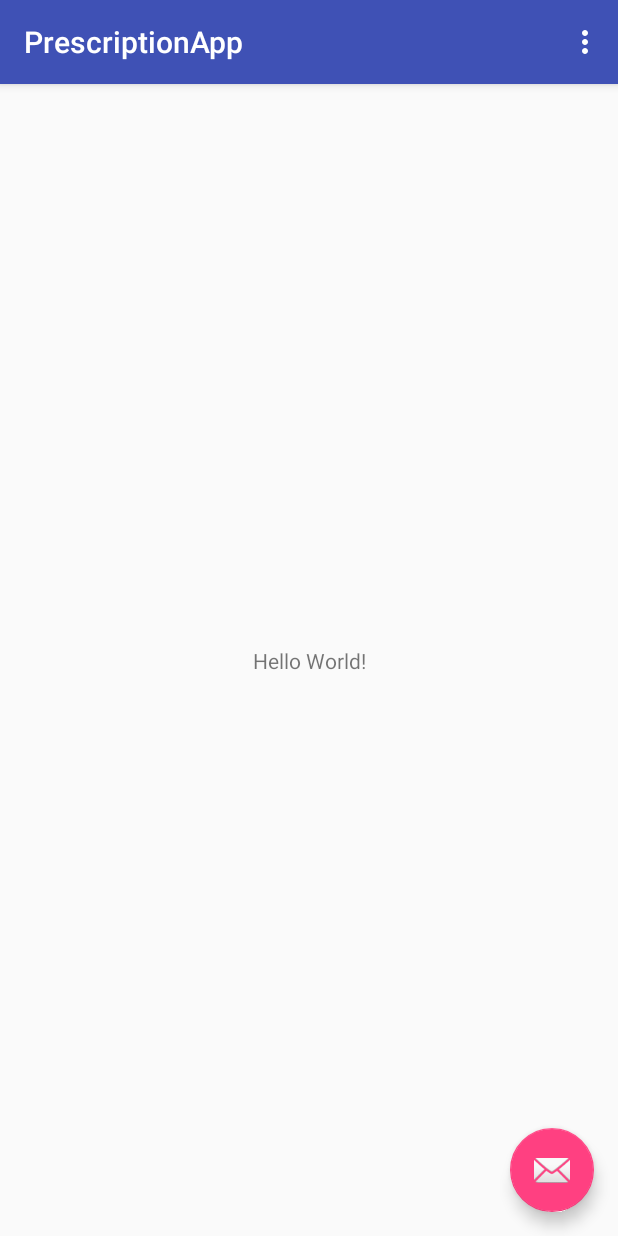
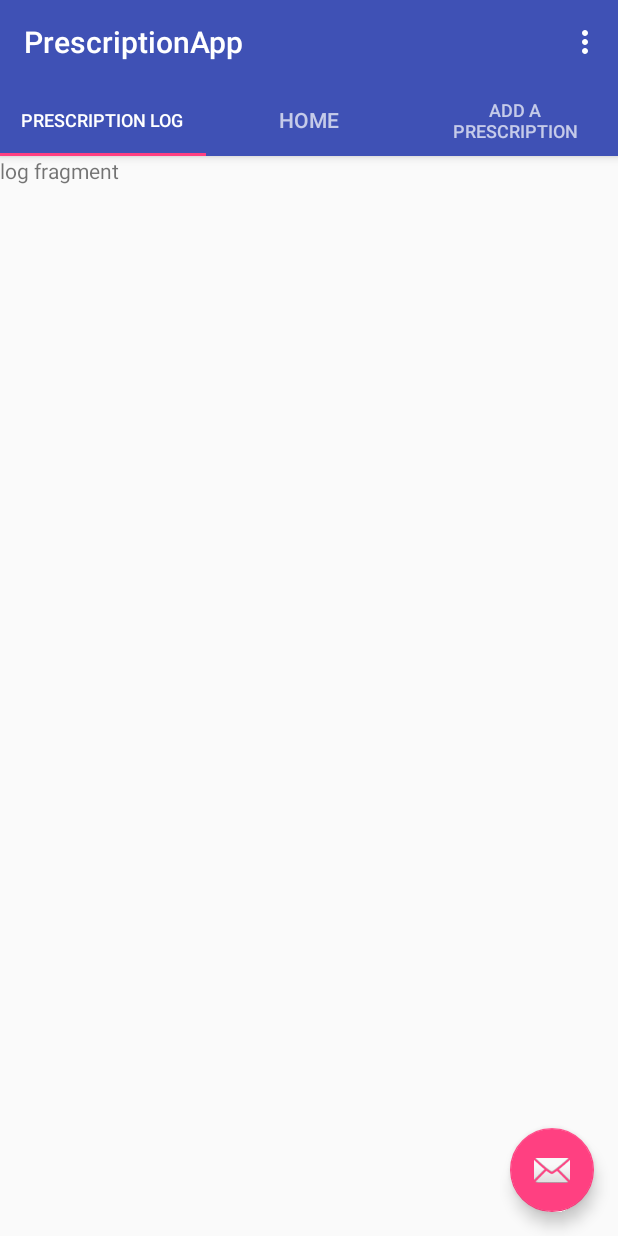
Before and after one commit to zyad224/PrescriptionApp, an Android app: the screen it shows after launch (MainActivity), on a phone screen of 412 x 824 dp. Run offline under Robolectric (Android 15) with nearby library versions, the phone set to English and light mode, and no system bars.

Commit message:
new interface

```diff
--- a/app/build.gradle
+++ b/app/build.gradle
@@ -20,6 +20,7 @@ android {
 
 dependencies {
     implementation fileTree(dir: 'libs', include: ['*.jar'])
+    implementation 'com.android.support:support-annotations:27.1.1'
     implementation 'com.android.support:appcompat-v7:26.1.0'
     implementation 'com.android.support.constraint:constraint-layout:1.1.2'
     implementation 'com.android.support:design:26.1.0'
--- /dev/null
+++ b/app/src/main/java/com/example/zeyad/prescriptionapp/Adapters/ViewPagerAdapter.java
@@ -0,0 +1,56 @@
+package com.example.zeyad.prescriptionapp.Adapters;
+
+import android.support.v4.app.Fragment;
+import android.support.v4.app.FragmentManager;
+import android.support.v4.app.FragmentPagerAdapter;
+
+import com.example.zeyad.prescriptionapp.Fragments.AddPrescription;
+import com.example.zeyad.prescriptionapp.Fragments.Home;
+import com.example.zeyad.prescriptionapp.Fragments.PrescriptionLog;
+
+/**
+ * Created by Zeyad on 6/23/2018.
+ */
+
+public class ViewPagerAdapter extends FragmentPagerAdapter {
+    public ViewPagerAdapter(FragmentManager fm) {
+        super(fm);
+    }
+
+    @Override
+    public Fragment getItem(int position) {
+        Fragment newFragment=null;
+
+        if(position==0)
+            newFragment= new PrescriptionLog();
+        else if(position==1)
+            newFragment=new Home();
+        else if(position==2)
+            newFragment= new AddPrescription();
+
+        return newFragment;
+    }
+
+    @Override
+    public int getCount() {
+        return 3;
+    }
+
+    @Override
+    public CharSequence getPageTitle(int position) {
+        String title = null;
+        if (position == 0)
+        {
+            title = "Prescription Log";
+        }
+        else if (position == 1)
+        {
+            title = "Home";
+        }
+        else if (position == 2)
+        {
+            title = "Add a Prescription";
+        }
+        return title;
+    }
+}
--- /dev/null
+++ b/app/src/main/java/com/example/zeyad/prescriptionapp/Fragments/Home.java
@@ -0,0 +1,109 @@
+package com.example.zeyad.prescriptionapp.Fragments;
+
+import android.content.Context;
+import android.net.Uri;
+import android.os.Bundle;
+import android.support.v4.app.Fragment;
+import android.view.LayoutInflater;
+import android.view.View;
+import android.view.ViewGroup;
+
+import com.example.zeyad.prescriptionapp.R;
+
+/**
+ * A simple {@link Fragment} subclass.
+ * Activities that contain this fragment must implement the
+ * {@link Home.OnFragmentInteractionListener} interface
+ * to handle interaction events.
+ * Use the {@link Home#newInstance} factory method to
+ * create an instance of this fragment.
+ */
+public class Home extends Fragment {
+    // TODO: Rename parameter arguments, choose names that match
+    // the fragment initialization parameters, e.g. ARG_ITEM_NUMBER
+    private static final String ARG_PARAM1 = "param1";
+    private static final String ARG_PARAM2 = "param2";
+
+    // TODO: Rename and change types of parameters
+    private String mParam1;
+    private String mParam2;
+
+    //private OnFragmentInteractionListener mListener;
+
+    public Home() {
+        // Required empty public constructor
+    }
+
+    /**
+     * Use this factory method to create a new instance of
+     * this fragment using the provided parameters.
+     *
+     * @param param1 Parameter 1.
+     * @param param2 Parameter 2.
+     * @return A new instance of fragment Home.
+     */
+    // TODO: Rename and change types and number of parameters
+    public static Home newInstance(String param1, String param2) {
+        Home fragment = new Home();
+        Bundle args = new Bundle();
+        args.putString(ARG_PARAM1, param1);
+        args.putString(ARG_PARAM2, param2);
+        fragment.setArguments(args);
+        return fragment;
+    }
+
+    @Override
+    public void onCreate(Bundle savedInstanceState) {
+        super.onCreate(savedInstanceState);
+        if (getArguments() != null) {
+            mParam1 = getArguments().getString(ARG_PARAM1);
+            mParam2 = getArguments().getString(ARG_PARAM2);
+        }
+    }
+
+    @Override
+    public View onCreateView(LayoutInflater inflater, ViewGroup container,
+                             Bundle savedInstanceState) {
+        // Inflate the layout for this fragment
+        return inflater.inflate(R.layout.fragment_home, container, false);
+    }
+
+//    // TODO: Rename method, update argument and hook method into UI event
+//    public void onButtonPressed(Uri uri) {
+//        if (mListener != null) {
+//            mListener.onFragmentInteraction(uri);
+//        }
+//    }
+//
+//    @Override
+//    public void onAttach(Context context) {
+//        super.onAttach(context);
+//        if (context instanceof OnFragmentInteractionListener) {
+//            mListener = (OnFragmentInteractionListener) context;
+//        } else {
+//            throw new RuntimeException(context.toString()
+//                    + " must implement OnFragmentInteractionListener");
+//        }
+//    }
+//
+//    @Override
+//    public void onDetach() {
+//        super.onDetach();
+//        mListener = null;
+//    }
+//
+//    /**
+//     * This interface must be implemented by activities that contain this
+//     * fragment to allow an interaction in this fragment to be communicated
+//     * to the activity and potentially other fragments contained in that
+//     * activity.
+//     * <p>
+//     * See the Android Training lesson <a href=
+//     * "http://developer.android.com/training/basics/fragments/communicating.html"
+//     * >Communicating with Other Fragments</a> for more information.
+//     */
+//    public interface OnFragmentInteractionListener {
+//        // TODO: Update argument type and name
+//        void onFragmentInteraction(Uri uri);
+//    }
+}
--- /dev/null
+++ b/app/src/main/java/com/example/zeyad/prescriptionapp/Fragments/PrescriptionLog.java
@@ -0,0 +1,109 @@
+package com.example.zeyad.prescriptionapp.Fragments;
+
+import android.content.Context;
+import android.net.Uri;
+import android.os.Bundle;
+import android.support.v4.app.Fragment;
+import android.view.LayoutInflater;
+import android.view.View;
+import android.view.ViewGroup;
+
+import com.example.zeyad.prescriptionapp.R;
+
+/**
+ * A simple {@link Fragment} subclass.
+ * Activities that contain this fragment must implement the
+ * {@link PrescriptionLog.OnFragmentInteractionListener} interface
+ * to handle interaction events.
+ * Use the {@link PrescriptionLog#newInstance} factory method to
+ * create an instance of this fragment.
+ */
+public class PrescriptionLog extends Fragment {
+    // TODO: Rename parameter arguments, choose names that match
+    // the fragment initialization parameters, e.g. ARG_ITEM_NUMBER
+    private static final String ARG_PARAM1 = "param1";
+    private static final String ARG_PARAM2 = "param2";
+
+    // TODO: Rename and change types of parameters
+    private String mParam1;
+    private String mParam2;
+
+  //  private OnFragmentInteractionListener mListener;
+
+    public PrescriptionLog() {
+        // Required empty public constructor
+    }
+
+    /**
+     * Use this factory method to create a new instance of
+     * this fragment using the provided parameters.
+     *
+     * @param param1 Parameter 1.
+     * @param param2 Parameter 2.
+     * @return A new instance of fragment PrescriptionLog.
+     */
+    // TODO: Rename and change types and number of parameters
+    public static PrescriptionLog newInstance(String param1, String param2) {
+        PrescriptionLog fragment = new PrescriptionLog();
+        Bundle args = new Bundle();
+        args.putString(ARG_PARAM1, param1);
+        args.putString(ARG_PARAM2, param2);
+        fragment.setArguments(args);
+        return fragment;
+    }
+
+    @Override
+    public void onCreate(Bundle savedInstanceState) {
+        super.onCreate(savedInstanceState);
+        if (getArguments() != null) {
+            mParam1 = getArguments().getString(ARG_PARAM1);
+            mParam2 = getArguments().getString(ARG_PARAM2);
+        }
+    }
+
+    @Override
+    public View onCreateView(LayoutInflater inflater, ViewGroup container,
+                             Bundle savedInstanceState) {
+        // Inflate the layout for this fragment
+        return inflater.inflate(R.layout.fragment_prescription_log, container, false);
+    }
+
+//    // TODO: Rename method, update argument and hook method into UI event
+//    public void onButtonPressed(Uri uri) {
+//        if (mListener != null) {
+//            mListener.onFragmentInteraction(uri);
+//        }
+//    }
+//
+//    @Override
+//    public void onAttach(Context context) {
+//        super.onAttach(context);
+//        if (context instanceof OnFragmentInteractionListener) {
+//            mListener = (OnFragmentInteractionListener) context;
+//        } else {
+//            throw new RuntimeException(context.toString()
+//                    + " must implement OnFragmentInteractionListener");
+//        }
+//    }
+//
+//    @Override
+//    public void onDetach() {
+//        super.onDetach();
+//        mListener = null;
+//    }
+//
+//    /**
+//     * This interface must be implemented by activities that contain this
+//     * fragment to allow an interaction in this fragment to be communicated
+//     * to the activity and potentially other fragments contained in that
+//     * activity.
+//     * <p>
+//     * See the Android Training lesson <a href=
+//     * "http://developer.android.com/training/basics/fragments/communicating.html"
+//     * >Communicating with Other Fragments</a> for more information.
+//     */
+//    public interface OnFragmentInteractionListener {
+//        // TODO: Update argument type and name
+//        void onFragmentInteraction(Uri uri);
+//    }
+}
--- a/app/src/main/java/com/example/zeyad/prescriptionapp/MainActivity.java
+++ b/app/src/main/java/com/example/zeyad/prescriptionapp/MainActivity.java
@@ -3,21 +3,36 @@ package com.example.zeyad.prescriptionapp;
 import android.os.Bundle;
 import android.support.design.widget.FloatingActionButton;
 import android.support.design.widget.Snackbar;
+import android.support.design.widget.TabLayout;
+import android.support.v4.view.ViewPager;
 import android.support.v7.app.AppCompatActivity;
 import android.support.v7.widget.Toolbar;
 import android.view.View;
 import android.view.Menu;
 import android.view.MenuItem;
 
+import com.example.zeyad.prescriptionapp.Adapters.ViewPagerAdapter;
+
 public class MainActivity extends AppCompatActivity {
+
+    private Toolbar toolbar;
+    private TabLayout tabs;
+    private ViewPager pager;
+    private ViewPagerAdapter pagerAdapter;
 
     @Override
     protected void onCreate(Bundle savedInstanceState) {
         super.onCreate(savedInstanceState);
         setContentView(R.layout.activity_main);
-        Toolbar toolbar = (Toolbar) findViewById(R.id.toolbar);
+        toolbar = (Toolbar) findViewById(R.id.toolbar);
         setSupportActionBar(toolbar);
 
+        tabs=(TabLayout) findViewById(R.id.tabs);
+        pager=(ViewPager) findViewById(R.id.viewPager);
+        pagerAdapter=new ViewPagerAdapter(getSupportFragmentManager());
+
+        pager.setAdapter(pagerAdapter);
+        tabs.setupWithViewPager(pager);
         FloatingActionButton fab = (FloatingActionButton) findViewById(R.id.fab);
         fab.setOnClickListener(new View.OnClickListener() {
             @Override
--- a/app/src/main/res/layout/activity_main.xml
+++ b/app/src/main/res/layout/activity_main.xml
@@ -4,6 +4,7 @@
     xmlns:tools="http://schemas.android.com/tools"
     android:layout_width="match_parent"
     android:layout_height="match_parent"
+    android:fitsSystemWindows="true"
     tools:context="com.example.zeyad.prescriptionapp.MainActivity">
 
     <android.support.design.widget.AppBarLayout
@@ -14,13 +15,27 @@
         <android.support.v7.widget.Toolbar
             android:id="@+id/toolbar"
             android:layout_width="match_parent"
-            android:layout_height="?attr/actionBarSize"
+            android:layout_height="wrap_content"
             android:background="?attr/colorPrimary"
+            app:layout_scrollFlags="scroll|enterAlways"
             app:popupTheme="@style/AppTheme.PopupOverlay" />
+
+        <android.support.design.widget.TabLayout
+            android:id="@+id/tabs"
+            android:layout_width="match_parent"
+            android:layout_height="wrap_content"
+            app:tabGravity="fill"
+            app:tabMode="fixed" />
 
     </android.support.design.widget.AppBarLayout>
 
-    <include layout="@layout/content_main" />
+
+    <android.support.v4.view.ViewPager
+        android:id="@+id/viewPager"
+        android:layout_width="match_parent"
+        android:layout_height="wrap_content"
+        app:layout_behavior="@string/appbar_scrolling_view_behavior" />
+
 
     <android.support.design.widget.FloatingActionButton
         android:id="@+id/fab"
@@ -28,6 +43,6 @@
         android:layout_height="wrap_content"
         android:layout_gravity="bottom|end"
         android:layout_margin="@dimen/fab_margin"
-        app:srcCompat="@android:drawable/ic_dialog_email" />
+        android:src="@android:drawable/ic_dialog_email" />
 
 </android.support.design.widget.CoordinatorLayout>
--- /dev/null
+++ b/app/src/main/res/layout/fragment_prescription_log.xml
@@ -0,0 +1,13 @@
+<FrameLayout xmlns:android="http://schemas.android.com/apk/res/android"
+    xmlns:tools="http://schemas.android.com/tools"
+    android:layout_width="match_parent"
+    android:layout_height="match_parent"
+    tools:context="com.example.zeyad.prescriptionapp.Fragments.PrescriptionLog">
+
+    <!-- TODO: Update blank fragment layout -->
+    <TextView
+        android:layout_width="match_parent"
+        android:layout_height="match_parent"
+        android:text="log fragment" />
+
+</FrameLayout>
--- a/app/src/main/res/values/strings.xml
+++ b/app/src/main/res/values/strings.xml
@@ -1,4 +1,7 @@
 <resources>
     <string name="app_name">PrescriptionApp</string>
     <string name="action_settings">Settings</string>
+
+    <!-- TODO: Remove or change this placeholder text -->
+    <string name="hello_blank_fragment">Hello blank fragment</string>
 </resources>
```
Also changed, not shown: app/src/main/java/com/example/zeyad/prescriptionapp/Fragments/AddPrescription.java (added, +109 -0 lines), app/src/main/res/layout/fragment_add_prescription.xml (added, +13 -0 lines), app/src/main/res/layout/fragment_home.xml (added, +13 -0 lines).
